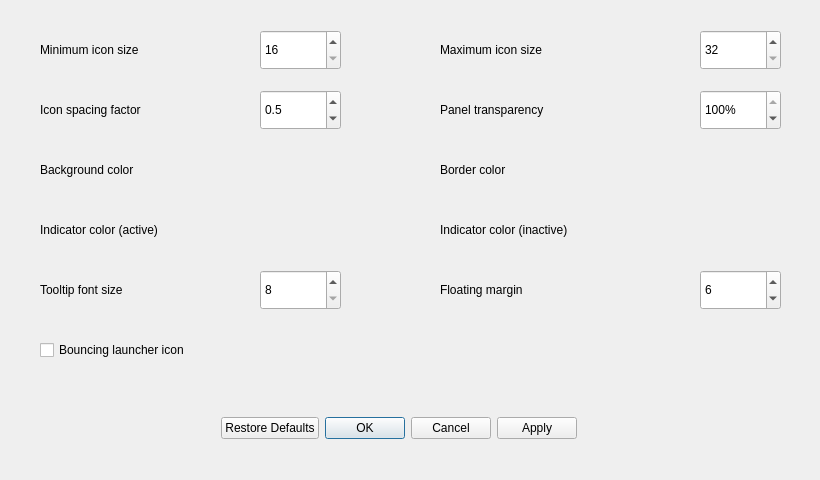
Before: the Qt Designer form src/view/appearance_settings_dialog.ui in dangvd/crystal-dock, drawn with Qt 5.
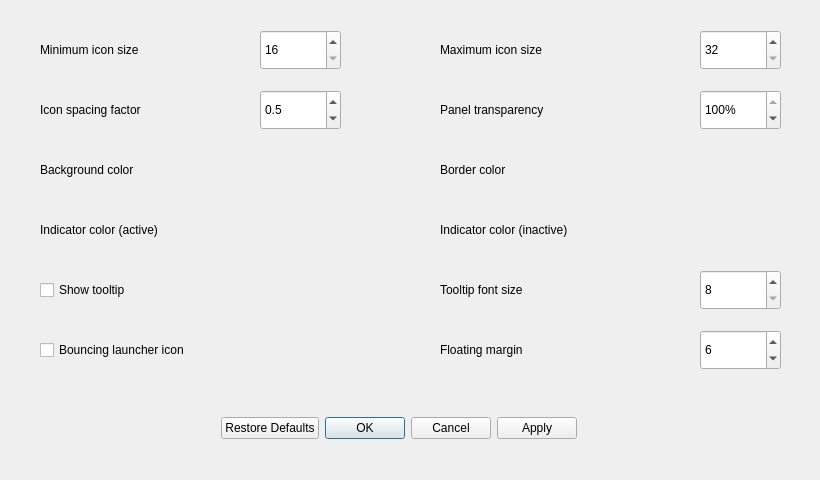
After: the same form once the commit is applied.

Commit message: Adds an option to turn off tooltip #130

Patch:
```diff
--- a/src/view/appearance_settings_dialog.ui
+++ b/src/view/appearance_settings_dialog.ui
@@ -138,7 +138,7 @@
   <widget class="QLabel" name="tooltipFontSizeLabel">
    <property name="geometry">
     <rect>
-     <x>40</x>
+     <x>440</x>
      <y>270</y>
      <width>220</width>
      <height>40</height>
@@ -151,7 +151,7 @@
   <widget class="QSpinBox" name="tooltipFontSize">
    <property name="geometry">
     <rect>
-     <x>260</x>
+     <x>700</x>
      <y>270</y>
      <width>81</width>
      <height>40</height>
@@ -231,7 +231,7 @@
    <property name="geometry">
     <rect>
      <x>440</x>
-     <y>270</y>
+     <y>330</y>
      <width>200</width>
      <height>40</height>
     </rect>
@@ -244,7 +244,7 @@
    <property name="geometry">
     <rect>
      <x>700</x>
-     <y>270</y>
+     <y>330</y>
      <width>81</width>
      <height>40</height>
     </rect>
@@ -301,6 +301,19 @@
     <string>Bouncing launcher icon</string>
    </property>
   </widget>
+  <widget class="QCheckBox" name="showTooltip">
+   <property name="geometry">
+    <rect>
+     <x>40</x>
+     <y>270</y>
+     <width>300</width>
+     <height>40</height>
+    </rect>
+   </property>
+   <property name="text">
+    <string>Show tooltip</string>
+   </property>
+  </widget>
  </widget>
  <resources/>
  <connections>
```
The commit also changes 4 other files.
